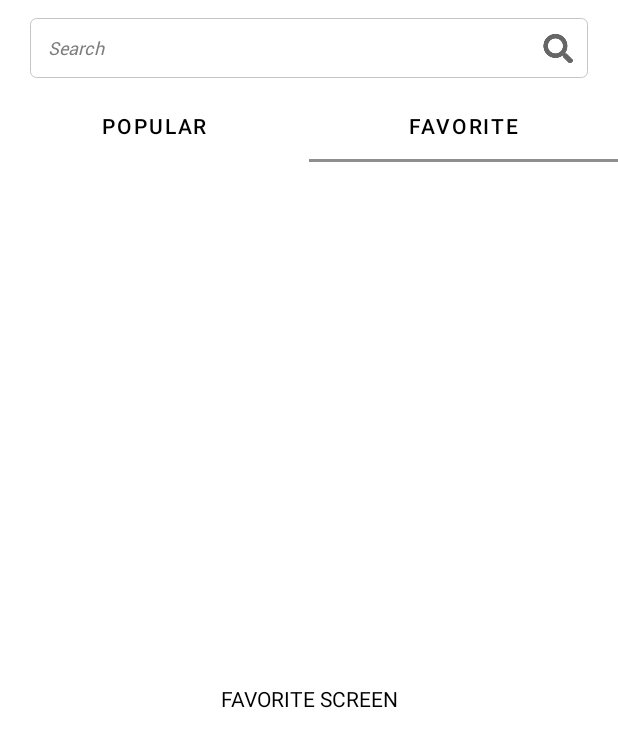
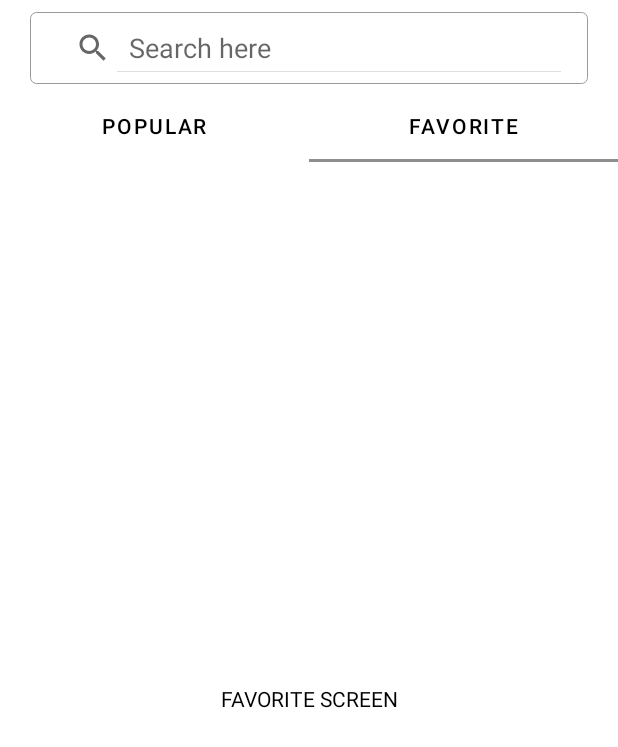
Before and after one commit to yuzutaru/GithubProfile-dagger-Coroutines, an Android app: the fragment MainMenuFragment shown on its own in the app's theme, tab 2 chosen, on a phone screen of 412 x 824 dp. Shown: the top 747 px of the screen. Run offline under Robolectric (Android 15) with nearby library versions, the phone set to English and light mode, and no system bars; our stand-ins replace Dagger/Hilt's generated code, paging.

Commit message:
update popular API URL. update response to SearchUser.kt

```diff
--- a/app/src/main/java/com/yuzu/githubprofile_dagger_coroutines/repository/remote/api/ProfileApi.kt
+++ b/app/src/main/java/com/yuzu/githubprofile_dagger_coroutines/repository/remote/api/ProfileApi.kt
@@ -1,6 +1,7 @@
 package com.yuzu.githubprofile_dagger_coroutines.repository.remote.api
 
 import com.yuzu.githubprofile_dagger_coroutines.repository.data.Profile
+import com.yuzu.githubprofile_dagger_coroutines.repository.data.SearchUser
 import com.yuzu.githubprofile_dagger_coroutines.repository.data.User
 import retrofit2.http.*
 
@@ -14,13 +15,13 @@ interface ProfileApi {
      * Popular User List
      * curl https://api.github.com/search/users\?q\=followers:\>1000\&page\=1\&per_page\=10\&sort\=followers\&order\=desc
      * */
-    @GET(value = "users")
+    @GET(value = "search/users")
     suspend fun popularUserList(@Query("q") q: String,
                                 @Query("type") type: String,
                                 @Query("page") page: Int,
                                 @Query("per_page") perPage: Int,
                                 @Query("sort") sort: String,
-                                @Query("order") order: String): List<User>
+                                @Query("order") order: String): SearchUser
 
     /**
      * User Detail
--- a/app/src/main/java/com/yuzu/githubprofile_dagger_coroutines/repository/remote/contract/ProfileRepository.kt
+++ b/app/src/main/java/com/yuzu/githubprofile_dagger_coroutines/repository/remote/contract/ProfileRepository.kt
@@ -2,6 +2,7 @@ package com.yuzu.githubprofile_dagger_coroutines.repository.remote.contract
 
 import com.yuzu.githubprofile_dagger_coroutines.repository.data.Profile
 import com.yuzu.githubprofile_dagger_coroutines.repository.data.Resource
+import com.yuzu.githubprofile_dagger_coroutines.repository.data.SearchUser
 import com.yuzu.githubprofile_dagger_coroutines.repository.data.User
 
 /**
@@ -9,6 +10,6 @@ import com.yuzu.githubprofile_dagger_coroutines.repository.data.User
  */
 
 interface ProfileRepository {
-    suspend fun popularUserList(q: String, type: String, page: Int, perPage: Int, sort: String, order: String): Resource<List<User>>
+    suspend fun popularUserList(q: String, type: String, page: Int, perPage: Int, sort: String, order: String): Resource<SearchUser>
     suspend fun userDetail(username: String): Resource<Profile>
 }
--- a/app/src/main/java/com/yuzu/githubprofile_dagger_coroutines/repository/remote/contract/ProfileRepositoryImpl.kt
+++ b/app/src/main/java/com/yuzu/githubprofile_dagger_coroutines/repository/remote/contract/ProfileRepositoryImpl.kt
@@ -1,9 +1,6 @@
 package com.yuzu.githubprofile_dagger_coroutines.repository.remote.contract
 
-import com.yuzu.githubprofile_dagger_coroutines.repository.data.Profile
-import com.yuzu.githubprofile_dagger_coroutines.repository.data.Resource
-import com.yuzu.githubprofile_dagger_coroutines.repository.data.ResponseHandler
-import com.yuzu.githubprofile_dagger_coroutines.repository.data.User
+import com.yuzu.githubprofile_dagger_coroutines.repository.data.*
 import com.yuzu.githubprofile_dagger_coroutines.repository.remote.api.ProfileApi
 
 /**
@@ -11,7 +8,8 @@ import com.yuzu.githubprofile_dagger_coroutines.repository.remote.api.ProfileApi
  */
 
 open class ProfileRepositoryImpl(private val api: ProfileApi, private val responseHandler: ResponseHandler): ProfileRepository {
-    override suspend fun popularUserList(q: String, type: String, page: Int, perPage: Int, sort: String, order: String): Resource<List<User>> {
+    override suspend fun popularUserList(q: String, type: String, page: Int, perPage: Int,
+                                         sort: String, order: String): Resource<SearchUser> {
         return try {
             val response = api.popularUserList(q, type, page, perPage, sort, order)
             return responseHandler.handleSuccess(response)
--- a/app/src/main/java/com/yuzu/githubprofile_dagger_coroutines/view/adapter/UserPagingSource.kt
+++ b/app/src/main/java/com/yuzu/githubprofile_dagger_coroutines/view/adapter/UserPagingSource.kt
@@ -25,7 +25,7 @@ class UserPagingSource(private val repository: ProfileRepository, private val se
             val response = repository.popularUserList(q = "$BASE_QUERY $search", type = "Users",
                 page = pageIndex, perPage = 10, sort = "followers", order = "desc")
 
-            val users = response.data
+            val users = response.data?.items
 
             val nextKey =
                 if (users!!.isEmpty()) {
--- a/app/src/main/java/com/yuzu/githubprofile_dagger_coroutines/view/fragment/MainMenuFragment.kt
+++ b/app/src/main/java/com/yuzu/githubprofile_dagger_coroutines/view/fragment/MainMenuFragment.kt
@@ -22,10 +22,25 @@ class MainMenuFragment: Fragment() {
     override fun onViewCreated(view: View, savedInstanceState: Bundle?) {
         super.onViewCreated(view, savedInstanceState)
 
+        initAdapter()
+        initViewPager()
+    }
+
+    private fun initAdapter() {
         binding.viewPager.adapter = ViewPagerAdapter(childFragmentManager, lifecycle)
+    }
 
+    private fun initViewPager() {
         TabLayoutMediator(binding.tabLayout, binding.viewPager) { tab, position ->
             tab.text = title[position]
         }.attach()
     }
+
+    private fun initQuery() {
+        binding.search.setOnQueryTextFocusChangeListener(object : View.OnFocusChangeListener {
+            override fun onFocusChange(p0: View?, p1: Boolean) {
+                TODO("Not yet implemented")
+            }
+        })
+    }
 }
--- a/app/src/main/res/layout/fragment_main_menu.xml
+++ b/app/src/main/res/layout/fragment_main_menu.xml
@@ -1,6 +1,7 @@
 <?xml version="1.0" encoding="utf-8"?>
 <LinearLayout xmlns:android="http://schemas.android.com/apk/res/android"
     xmlns:app="http://schemas.android.com/apk/res-auto"
+    xmlns:tools="http://schemas.android.com/tools"
     android:layout_width="match_parent"
     android:layout_height="match_parent"
     android:orientation="vertical">
@@ -15,14 +16,25 @@
         app:layout_constraintEnd_toEndOf="parent"
         android:layout_marginTop="4dp">
 
+        <SearchView
+            android:id="@+id/search"
+            android:layout_width="match_parent"
+            android:layout_height="wrap_content"
+            style="@style/EditTextCustom"
+            android:iconifiedByDefault="false"
+            android:queryHint="Search here"
+            android:paddingVertical="8dp"
+            android:layout_marginHorizontal="20dp"/>
+
         <RelativeLayout
             android:layout_width="match_parent"
             android:layout_height="40dp"
             android:gravity="center_vertical"
-            android:layout_marginHorizontal="20dp">
+            android:layout_marginHorizontal="20dp"
+            tools:visibility="gone">
 
             <EditText
-                android:id="@+id/search"
+                android:id="@+id/search2"
                 android:layout_width="match_parent"
                 android:layout_height="match_parent"
                 android:hint="@string/search_hint"
```
Also changed, not shown: app/src/main/java/com/yuzu/githubprofile_dagger_coroutines/repository/data/SearchUser.kt (added, +14 -0 lines), 3 other files.
